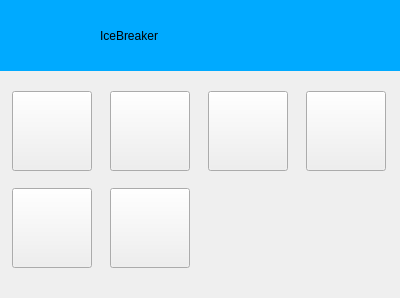
The window that qClient/expression.ui (AGuan177/QTice) describes before a commit, drawn with Qt 5.
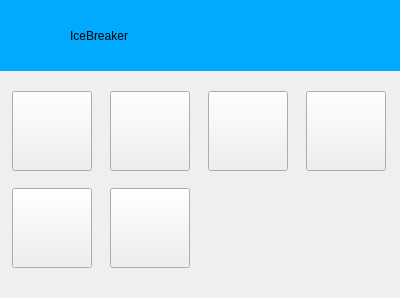
The same window after the commit.

Patch:
```diff
--- a/qClient/expression.ui
+++ b/qClient/expression.ui
@@ -197,9 +197,9 @@
    <widget class="QLabel" name="label">
     <property name="geometry">
      <rect>
-      <x>100</x>
+      <x>70</x>
       <y>10</y>
-      <width>221</width>
+      <width>261</width>
       <height>51</height>
      </rect>
     </property>
```
Left out of the diff: 3 changed lines with no effect on the pictures.
